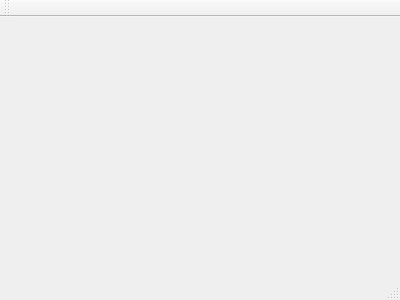
Old version of the form Forms/MainWindow.ui in the repository kacerpetr/NNCreator.
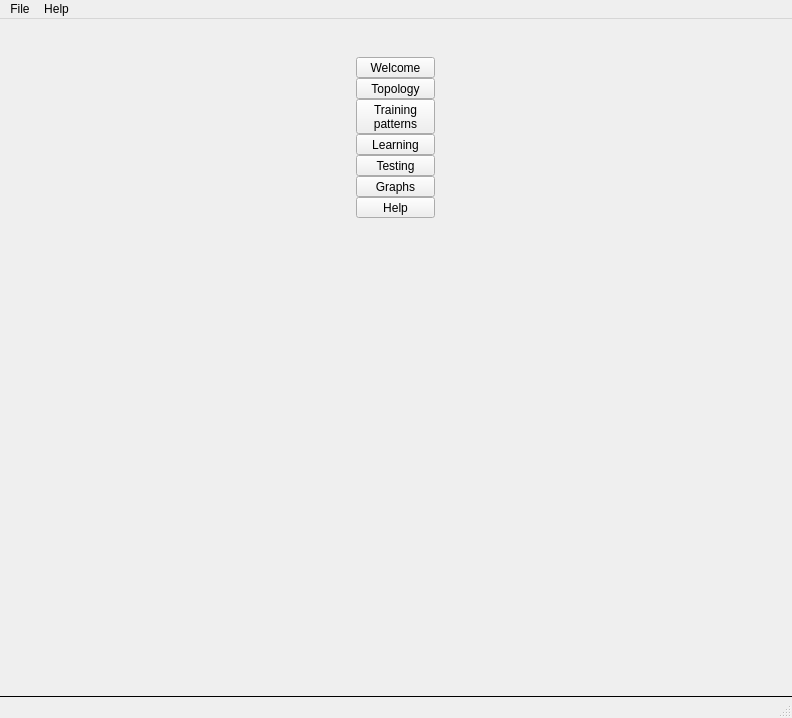
New version of the form. Icons and pictures are not drawn.

Commit message: Created basic application layout.

What changed in the file:
```diff
--- a/Forms/MainWindow.ui
+++ b/Forms/MainWindow.ui
@@ -1,24 +1,554 @@
 <ui version="4.0">
  <class>MainWindow</class>
- <widget class="QMainWindow" name="MainWindow" >
-  <property name="geometry" >
+ <widget class="QMainWindow" name="MainWindow">
+  <property name="geometry">
    <rect>
     <x>0</x>
     <y>0</y>
-    <width>400</width>
-    <height>300</height>
+    <width>792</width>
+    <height>718</height>
    </rect>
   </property>
   <property name="windowTitle" >
    <string>MainWindow</string>
   </property>
-  <widget class="QMenuBar" name="menuBar" />
-  <widget class="QToolBar" name="mainToolBar" />
-  <widget class="QWidget" name="centralWidget" />
-  <widget class="QStatusBar" name="statusBar" />
+  <property name="tabShape">
+   <enum>QTabWidget::Rounded</enum>
+  </property>
+  <widget class="QWidget" name="centralWidget">
+   <layout class="QHBoxLayout" name="horizontalLayout">
+    <property name="spacing">
+     <number>0</number>
+    </property>
+    <property name="margin">
+     <number>0</number>
+    </property>
+    <item>
+     <widget class="QFrame" name="frame_3">
+      <property name="sizePolicy">
+       <sizepolicy hsizetype="Fixed" vsizetype="Preferred">
+        <horstretch>1</horstretch>
+        <verstretch>0</verstretch>
+       </sizepolicy>
+      </property>
+      <property name="minimumSize">
+       <size>
+        <width>80</width>
+        <height>0</height>
+       </size>
+      </property>
+      <property name="maximumSize">
+       <size>
+        <width>80</width>
+        <height>16777215</height>
+       </size>
+      </property>
+      <property name="baseSize">
+       <size>
+        <width>0</width>
+        <height>0</height>
+       </size>
+      </property>
+      <property name="styleSheet">
+       <string notr="true"/>
+      </property>
+      <property name="frameShape">
+       <enum>QFrame::NoFrame</enum>
+      </property>
+      <property name="frameShadow">
+       <enum>QFrame::Raised</enum>
+      </property>
+      <layout class="QVBoxLayout" name="verticalLayout_2">
+       <property name="spacing">
+        <number>0</number>
+       </property>
+       <property name="margin">
+        <number>0</number>
+       </property>
+       <item>
+        <widget class="QFrame" name="frame_5">
+         <property name="minimumSize">
+          <size>
+           <width>0</width>
+           <height>28</height>
+          </size>
+         </property>
+         <property name="maximumSize">
+          <size>
+           <width>16777215</width>
+           <height>28</height>
+          </size>
+         </property>
+         <property name="styleSheet">
+          <string notr="true">background-image: url(:/Images/toolbar.png);
+border-right: 1px solid black;</string>
+         </property>
+         <property name="lineWidth">
+          <number>0</number>
+         </property>
+        </widget>
+       </item>
+       <item>
+        <widget class="QFrame" name="frame">
+         <property name="styleSheet">
+          <string notr="true">background-image: url(:/Images/toolmenu.png);
+border-right: 1px solid black;</string>
+         </property>
+         <property name="frameShadow">
+          <enum>QFrame::Raised</enum>
+         </property>
+         <layout class="QVBoxLayout" name="verticalLayout">
+          <property name="spacing">
+           <number>0</number>
+          </property>
+          <property name="margin">
+           <number>0</number>
+          </property>
+          <item>
+           <spacer name="verticalSpacer_2">
+            <property name="orientation">
+             <enum>Qt::Vertical</enum>
+            </property>
+            <property name="sizeType">
+             <enum>QSizePolicy::Fixed</enum>
+            </property>
+            <property name="sizeHint" stdset="0">
+             <size>
+              <width>20</width>
+              <height>10</height>
+             </size>
+            </property>
+           </spacer>
+          </item>
+          <item>
+           <widget class="QToolButton" name="toolButton_2">
+            <property name="sizePolicy">
+             <sizepolicy hsizetype="Fixed" vsizetype="Fixed">
+              <horstretch>0</horstretch>
+              <verstretch>0</verstretch>
+             </sizepolicy>
+            </property>
+            <property name="minimumSize">
+             <size>
+              <width>79</width>
+              <height>0</height>
+             </size>
+            </property>
+            <property name="baseSize">
+             <size>
+              <width>0</width>
+              <height>0</height>
+             </size>
+            </property>
+            <property name="text">
+             <string>Welcome</string>
+            </property>
+            <property name="icon">
+             <iconset resource="../styles.qrc">
+              <normaloff>:/Images/welcome.png</normaloff>:/Images/welcome.png</iconset>
+            </property>
+            <property name="iconSize">
+             <size>
+              <width>32</width>
+              <height>32</height>
+             </size>
+            </property>
+            <property name="checkable">
+             <bool>true</bool>
+            </property>
+            <property name="popupMode">
+             <enum>QToolButton::DelayedPopup</enum>
+            </property>
+            <property name="toolButtonStyle">
+             <enum>Qt::ToolButtonTextUnderIcon</enum>
+            </property>
+            <property name="autoRaise">
+             <bool>false</bool>
+            </property>
+            <attribute name="buttonGroup">
+             <string notr="true">buttonGroup</string>
+            </attribute>
+           </widget>
+          </item>
+          <item>
+           <widget class="QToolButton" name="toolButton">
+            <property name="sizePolicy">
+             <sizepolicy hsizetype="Fixed" vsizetype="Fixed">
+              <horstretch>0</horstretch>
+              <verstretch>0</verstretch>
+             </sizepolicy>
+            </property>
+            <property name="minimumSize">
+             <size>
+              <width>79</width>
+              <height>0</height>
+             </size>
+            </property>
+            <property name="baseSize">
+             <size>
+              <width>0</width>
+              <height>0</height>
+             </size>
+            </property>
+            <property name="text">
+             <string>Topology</string>
+            </property>
+            <property name="icon">
+             <iconset resource="../styles.qrc">
+              <normaloff>:/Images/files.png</normaloff>:/Images/files.png</iconset>
+            </property>
+            <property name="iconSize">
+             <size>
+              <width>32</width>
+              <height>32</height>
+             </size>
+            </property>
+            <property name="checkable">
+             <bool>true</bool>
+            </property>
+            <property name="popupMode">
+             <enum>QToolButton::DelayedPopup</enum>
+            </property>
+            <property name="toolButtonStyle">
+             <enum>Qt::ToolButtonTextUnderIcon</enum>
+            </property>
+            <property name="autoRaise">
+             <bool>false</bool>
+            </property>
+            <attribute name="buttonGroup">
+             <string notr="true">buttonGroup</string>
+            </attribute>
+           </widget>
+          </item>
+          <item>
+           <widget class="QToolButton" name="toolButton_5">
+            <property name="sizePolicy">
+             <sizepolicy hsizetype="Fixed" vsizetype="Fixed">
+              <horstretch>0</horstretch>
+              <verstretch>0</verstretch>
+             </sizepolicy>
+            </property>
+            <property name="minimumSize">
+             <size>
+              <width>79</width>
+              <height>0</height>
+             </size>
+            </property>
+            <property name="baseSize">
+             <size>
+              <width>0</width>
+              <height>0</height>
+             </size>
+            </property>
+            <property name="text">
+             <string>Training
+patterns</string>
+            </property>
+            <property name="icon">
+             <iconset resource="../styles.qrc">
+              <normaloff>:/Images/files.png</normaloff>:/Images/files.png</iconset>
+            </property>
+            <property name="iconSize">
+             <size>
+              <width>32</width>
+              <height>32</height>
+             </size>
+            </property>
+            <property name="checkable">
+             <bool>true</bool>
+            </property>
+            <property name="popupMode">
+             <enum>QToolButton::DelayedPopup</enum>
+            </property>
+            <property name="toolButtonStyle">
+             <enum>Qt::ToolButtonTextUnderIcon</enum>
+            </property>
+            <property name="autoRaise">
+             <bool>false</bool>
+            </property>
+            <attribute name="buttonGroup">
+             <string notr="true">buttonGroup</string>
+            </attribute>
+           </widget>
+          </item>
+          <item>
+           <widget class="QToolButton" name="toolButton_4">
+            <property name="sizePolicy">
+             <sizepolicy hsizetype="Fixed" vsizetype="Fixed">
+              <horstretch>0</horstretch>
+              <verstretch>0</verstretch>
+             </sizepolicy>
+            </property>
+            <property name="minimumSize">
+             <size>
+              <width>79</width>
+              <height>0</height>
+             </size>
+            </property>
+            <property name="baseSize">
+             <size>
+              <width>0</width>
+              <height>0</height>
+             </size>
+            </property>
+            <property name="text">
+             <string>Learning</string>
+            </property>
+            <property name="icon">
+             <iconset resource="../styles.qrc">
+              <normaloff>:/Images/files.png</normaloff>:/Images/files.png</iconset>
+            </property>
+            <property name="iconSize">
+             <size>
+              <width>32</width>
+              <height>32</height>
+             </size>
+            </property>
+            <property name="checkable">
+             <bool>true</bool>
+            </property>
+            <property name="popupMode">
+             <enum>QToolButton::DelayedPopup</enum>
+            </property>
+            <property name="toolButtonStyle">
+             <enum>Qt::ToolButtonTextUnderIcon</enum>
+            </property>
+            <property name="autoRaise">
+             <bool>false</bool>
+            </property>
+            <attribute name="buttonGroup">
+             <string notr="true">buttonGroup</string>
+            </attribute>
+           </widget>
+          </item>
+          <item>
+           <widget class="QToolButton" name="toolButton_6">
+            <property name="sizePolicy">
+             <sizepolicy hsizetype="Fixed" vsizetype="Fixed">
+              <horstretch>0</horstretch>
+              <verstretch>0</verstretch>
+             </sizepolicy>
+            </property>
+            <property name="minimumSize">
+             <size>
+              <width>79</width>
+              <height>0</height>
+             </size>
+            </property>
+            <property name="baseSize">
+             <size>
+              <width>0</width>
+              <height>0</height>
+             </size>
+            </property>
+            <property name="text">
+             <string>Testing</string>
+            </property>
+            <property name="icon">
+             <iconset resource="../styles.qrc">
+              <normaloff>:/Images/files.png</normaloff>:/Images/files.png</iconset>
+            </property>
+            <property name="iconSize">
+             <size>
+              <width>32</width>
+              <height>32</height>
+             </size>
+            </property>
+            <property name="checkable">
+             <bool>true</bool>
+            </property>
+            <property name="popupMode">
+             <enum>QToolButton::DelayedPopup</enum>
+            </property>
+            <property name="toolButtonStyle">
+             <enum>Qt::ToolButtonTextUnderIcon</enum>
+            </property>
+            <property name="autoRaise">
+             <bool>false</bool>
+            </property>
+            <attribute name="buttonGroup">
+             <string notr="true">buttonGroup</string>
+            </attribute>
+           </widget>
+          </item>
+          <item>
+           <widget class="QToolButton" name="toolButton_7">
+            <property name="sizePolicy">
+             <sizepolicy hsizetype="Fixed" vsizetype="Fixed">
+              <horstretch>0</horstretch>
+              <verstretch>0</verstretch>
+             </sizepolicy>
+            </property>
+            <property name="minimumSize">
+             <size>
+              <width>79</width>
+              <height>0</height>
+             </size>
+            </property>
+            <property name="baseSize">
+             <size>
+              <width>0</width>
+              <height>0</height>
+             </size>
+            </property>
+            <property name="text">
+             <string>Graphs</string>
+            </property>
+            <property name="icon">
+             <iconset resource="../styles.qrc">
+              <normaloff>:/Images/files.png</normaloff>:/Images/files.png</iconset>
+            </property>
+            <property name="iconSize">
+             <size>
+              <width>32</width>
+              <height>32</height>
+             </size>
+            </property>
+            <property name="checkable">
+             <bool>true</bool>
+            </property>
+            <property name="popupMode">
+             <enum>QToolButton::DelayedPopup</enum>
+            </property>
+            <property name="toolButtonStyle">
+             <enum>Qt::ToolButtonTextUnderIcon</enum>
+            </property>
+            <property name="autoRaise">
+             <bool>false</bool>
+            </property>
+            <attribute name="buttonGroup">
+             <string notr="true">buttonGroup</string>
+            </attribute>
+           </widget>
+          </item>
+          <item>
+           <widget class="QToolButton" name="toolButton_3">
+            <property name="sizePolicy">
+             <sizepolicy hsizetype="Fixed" vsizetype="Fixed">
+              <horstretch>0</horstretch>
+              <verstretch>0</verstretch>
+             </sizepolicy>
+            </property>
+            <property name="minimumSize">
+             <size>
+              <width>79</width>
+              <height>0</height>
+             </size>
+            </property>
+            <property name="baseSize">
+             <size>
+              <width>0</width>
+              <height>0</height>
+             </size>
+            </property>
+            <property name="text">
+             <string>Help</string>
+            </property>
+            <property name="icon">
+             <iconset resource="../styles.qrc">
+              <normaloff>:/Images/help.png</normaloff>:/Images/help.png</iconset>
+            </property>
+            <property name="iconSize">
+             <size>
+              <width>32</width>
+              <height>32</height>
+             </size>
+            </property>
+            <property name="checkable">
+             <bool>true</bool>
+            </property>
+            <property name="popupMode">
+             <enum>QToolButton::DelayedPopup</enum>
+            </property>
+            <property name="toolButtonStyle">
+             <enum>Qt::ToolButtonTextUnderIcon</enum>
+            </property>
+            <property name="autoRaise">
+             <bool>false</bool>
+            </property>
+            <attribute name="buttonGroup">
+             <string notr="true">buttonGroup</string>
+            </attribute>
+           </widget>
+          </item>
+          <item>
+           <spacer name="verticalSpacer">
+            <property name="orientation">
+             <enum>Qt::Vertical</enum>
+            </property>
+            <property name="sizeHint" stdset="0">
+             <size>
+              <width>20</width>
+              <height>40</height>
+             </size>
+            </property>
+           </spacer>
+          </item>
+         </layout>
+        </widget>
+       </item>
+      </layout>
+     </widget>
+    </item>
+   </layout>
+  </widget>
+  <widget class="QStatusBar" name="statusBar">
+   <property name="styleSheet">
+    <string notr="true">QStatusBar{
+	border-top: 1px solid black;
+}</string>
+   </property>
+  </widget>
+  <widget class="QMenuBar" name="menuBar">
+   <property name="geometry">
+    <rect>
+     <x>0</x>
+     <y>0</y>
+     <width>792</width>
+     <height>20</height>
+    </rect>
+   </property>
+   <widget class="QMenu" name="menuFile">
+    <property name="title">
+     <string>File</string>
+    </property>
+    <addaction name="actionExit"/>
+   </widget>
+   <widget class="QMenu" name="menuHelp">
+    <property name="title">
+     <string>Help</string>
+    </property>
+    <addaction name="actionAbout"/>
+    <addaction name="actionHelp"/>
+    <addaction name="actionAbout_Qt4"/>
+   </widget>
+   <addaction name="menuFile"/>
+   <addaction name="menuHelp"/>
+  </widget>
+  <action name="actionExit">
+   <property name="text">
+    <string>Exit</string>
+   </property>
+  </action>
+  <action name="actionAbout">
+   <property name="text">
+    <string>About</string>
+   </property>
+  </action>
+  <action name="actionHelp">
+   <property name="text">
+    <string>Help</string>
+   </property>
+  </action>
+  <action name="actionAbout_Qt4">
+   <property name="text">
+    <string>About Qt4</string>
+   </property>
+  </action>
  </widget>
- <layoutDefault spacing="6" margin="11" />
- <pixmapfunction></pixmapfunction>
- <resources/>
+ <layoutdefault spacing="6" margin="11"/>
+ <resources>
+  <include location="../styles.qrc"/>
+ </resources>
  <connections/>
 </ui>
```
Left out of the diff: 6 changed lines with no effect on the pictures. The commit also changes 30 other files.
